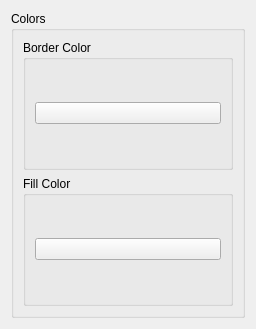
Qt form colortoolselector.ui (benediktrauch/VectorDrawing) before a commit.
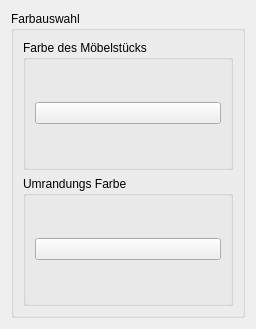
The same form after that commit. Custom widgets are drawn as their Qt base class.

Commit message: added rotation, colors and buttons

```diff
--- a/colortoolselector.ui
+++ b/colortoolselector.ui
@@ -17,20 +17,20 @@
    <item row="0" column="0">
     <widget class="QGroupBox" name="groupBox_5">
      <property name="title">
-      <string>Colors</string>
+      <string>Farbauswahl</string>
      </property>
      <property name="flat">
       <bool>false</bool>
      </property>
      <layout class="QVBoxLayout" name="verticalLayout">
       <item>
-       <widget class="QGroupBox" name="groupBox_3">
+       <widget class="QGroupBox" name="groupBox_2">
         <property name="title">
-         <string>Border Color</string>
+         <string>Farbe des Möbelstücks</string>
         </property>
-        <layout class="QVBoxLayout" name="verticalLayout_5">
+        <layout class="QVBoxLayout" name="verticalLayout_4">
          <item>
-          <widget class="ColorButton" name="pb_border_color">
+          <widget class="ColorButton" name="pb_fill_color">
            <property name="text">
             <string/>
            </property>
@@ -40,13 +40,13 @@
        </widget>
       </item>
       <item>
-       <widget class="QGroupBox" name="groupBox_2">
+       <widget class="QGroupBox" name="groupBox_3">
         <property name="title">
-         <string>Fill Color</string>
+         <string>Umrandungs Farbe</string>
         </property>
-        <layout class="QVBoxLayout" name="verticalLayout_4">
+        <layout class="QVBoxLayout" name="verticalLayout_5">
          <item>
-          <widget class="ColorButton" name="pb_fill_color">
+          <widget class="ColorButton" name="pb_border_color">
            <property name="text">
             <string/>
            </property>
```
The commit also changes 19 other files.
